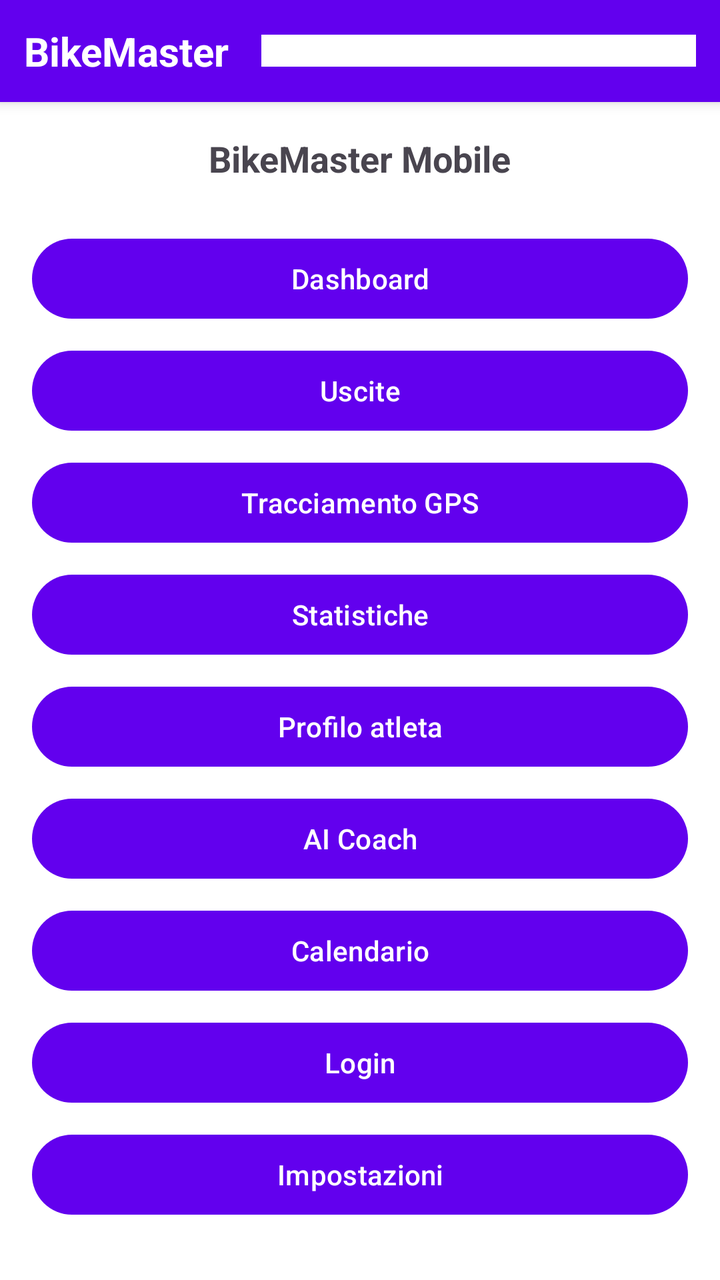
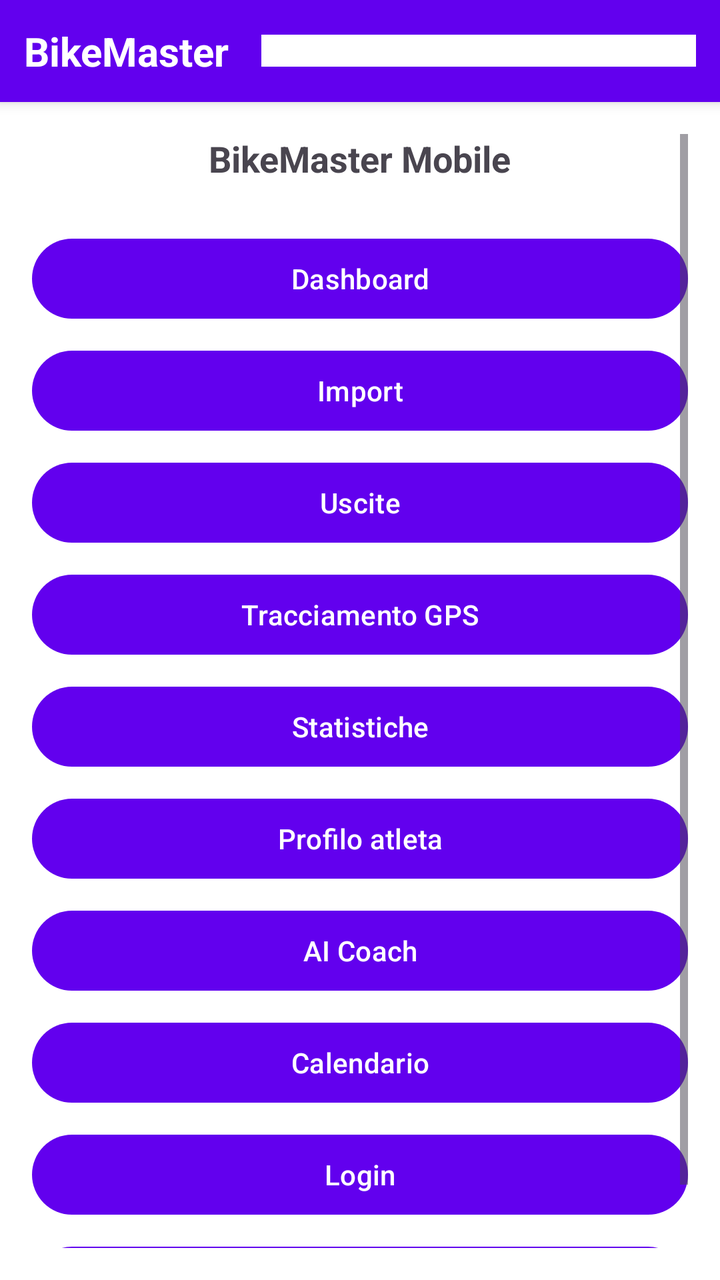

Before-and-after screenshots of an Android layout around one commit, followed by the original layout XML and the change that was made.
<!-- AndroidManifest.xml: application theme AppTheme -->
<!-- res/layout/activity_main.xml -->
<?xml version="1.0" encoding="utf-8"?>
<LinearLayout xmlns:android="http://schemas.android.com/apk/res/android"
    android:layout_width="match_parent"
    android:layout_height="match_parent"
    android:orientation="vertical"
    android:background="@android:color/white">

    <LinearLayout
        android:layout_width="match_parent"
        android:layout_height="wrap_content"
        android:orientation="horizontal"
        android:gravity="center_vertical"
        android:padding="12dp"
        android:background="?attr/colorPrimary"
        android:elevation="4dp">

        <TextView
            android:layout_width="wrap_content"
            android:layout_height="wrap_content"
            android:text="@string/app_name"
            android:textColor="@android:color/white"
            android:textSize="20sp"
            android:textStyle="bold"
            android:layout_weight="0" />

        <Spinner
            android:id="@+id/nav_spinner"
            android:layout_width="0dp"
            android:layout_height="wrap_content"
            android:layout_marginStart="16dp"
            android:layout_weight="1"
            android:background="@android:color/white"
            android:padding="8dp"
            android:spinnerMode="dropdown" />
    </LinearLayout>

    <ScrollView
        android:layout_width="match_parent"
        android:layout_height="match_parent"
        android:padding="16dp">

        <LinearLayout
            android:layout_width="match_parent"
            android:layout_height="wrap_content"
            android:orientation="vertical"
            android:gravity="center_horizontal">

            <TextView
                android:layout_width="wrap_content"
                android:layout_height="wrap_content"
                android:text="BikeMaster Mobile"
                android:textSize="18sp"
                android:textStyle="bold"
                android:layout_marginBottom="24dp" />

            <Button
                android:id="@+id/btn_dashboard"
                android:layout_width="match_parent"
                android:layout_height="wrap_content"
                android:text="Dashboard"
                android:layout_marginBottom="8dp" />

            <Button
                android:id="@+id/btn_rides"
                android:layout_width="match_parent"
                android:layout_height="wrap_content"
                android:text="@string/rides"
                android:layout_marginBottom="8dp" />

            <Button
                android:id="@+id/btn_tracking"
                android:layout_width="match_parent"
                android:layout_height="wrap_content"
                android:text="@string/tracking"
                android:layout_marginBottom="8dp" />

            <Button
                android:id="@+id/btn_stats"
                android:layout_width="match_parent"
                android:layout_height="wrap_content"
                android:text="@string/statistics"
                android:layout_marginBottom="8dp" />

            <Button
                android:id="@+id/btn_athlete"
                android:layout_width="match_parent"
                android:layout_height="wrap_content"
                android:text="@string/profile"
                android:layout_marginBottom="8dp" />

            <Button
                android:id="@+id/btn_coach"
                android:layout_width="match_parent"
                android:layout_height="wrap_content"
                android:text="@string/coach"
                android:layout_marginBottom="8dp" />

            <Button
                android:id="@+id/btn_calendar"
                android:layout_width="match_parent"
                android:layout_height="wrap_content"
                android:text="@string/calendar"
                android:layout_marginBottom="8dp" />

            <Button
                android:id="@+id/btn_login"
                android:layout_width="match_parent"
                android:layout_height="wrap_content"
                android:text="@string/login"
                android:layout_marginBottom="8dp" />

            <Button
                android:id="@+id/btn_settings"
                android:layout_width="match_parent"
                android:layout_height="wrap_content"
                android:text="@string/settings"
                android:layout_marginBottom="8dp" />

        </LinearLayout>
    </ScrollView>

</LinearLayout>
<!-- resources referenced by this layout -->
<resources>
  <string name="app_name">BikeMaster</string>
  <string name="calendar">Calendario</string>
  <string name="coach">AI Coach</string>
  <string name="login">Login</string>
  <string name="profile">Profilo atleta</string>
  <string name="rides">Uscite</string>
  <string name="settings">Impostazioni</string>
  <string name="statistics">Statistiche</string>
  <string name="tracking">Tracciamento GPS</string>
  <style name="AppTheme" parent="Base.Theme.BikeMaster" />
  <style name="Base.Theme.BikeMaster" parent="Theme.Material3.DayNight.NoActionBar">
          <item name="colorPrimary">@color/purple_500</item>
          <item name="colorPrimaryVariant">@color/purple_700</item>
          <item name="colorOnPrimary">@color/white</item>
          <item name="colorSecondary">@color/teal_200</item>
          <item name="colorSecondaryVariant">@color/teal_700</item>
          <item name="android:statusBarColor" tools:targetApi="l">?attr/colorPrimaryVariant</item>
      </style>
  <color name="purple_500">#FF6200EE</color>
  <color name="purple_700">#FF3700B3</color>
  <color name="white">#FFFFFFFF</color>
  <color name="teal_200">#FF03DAC5</color>
  <color name="teal_700">#FF018786</color>
</resources>

<!-- the commit's change to res/layout/activity_main.xml (unified diff, before → after) -->
@@ -61,6 +61,13 @@
                 android:layout_marginBottom="8dp" />
 
             <Button
+                android:id="@+id/btn_import"
+                android:layout_width="match_parent"
+                android:layout_height="wrap_content"
+                android:text="@string/import_data"
+                android:layout_marginBottom="8dp" />
+
+            <Button
                 android:id="@+id/btn_rides"
                 android:layout_width="match_parent"
                 android:layout_height="wrap_content"
<!-- resource entries referenced after the edit -->
@@ -3,6 +3,7 @@
   <string name="app_name">BikeMaster</string>
   <string name="calendar">Calendario</string>
   <string name="coach">AI Coach</string>
+  <string name="import_data">Import</string>
   <string name="login">Login</string>
   <string name="profile">Profilo atleta</string>
   <string name="rides">Uscite</string>
